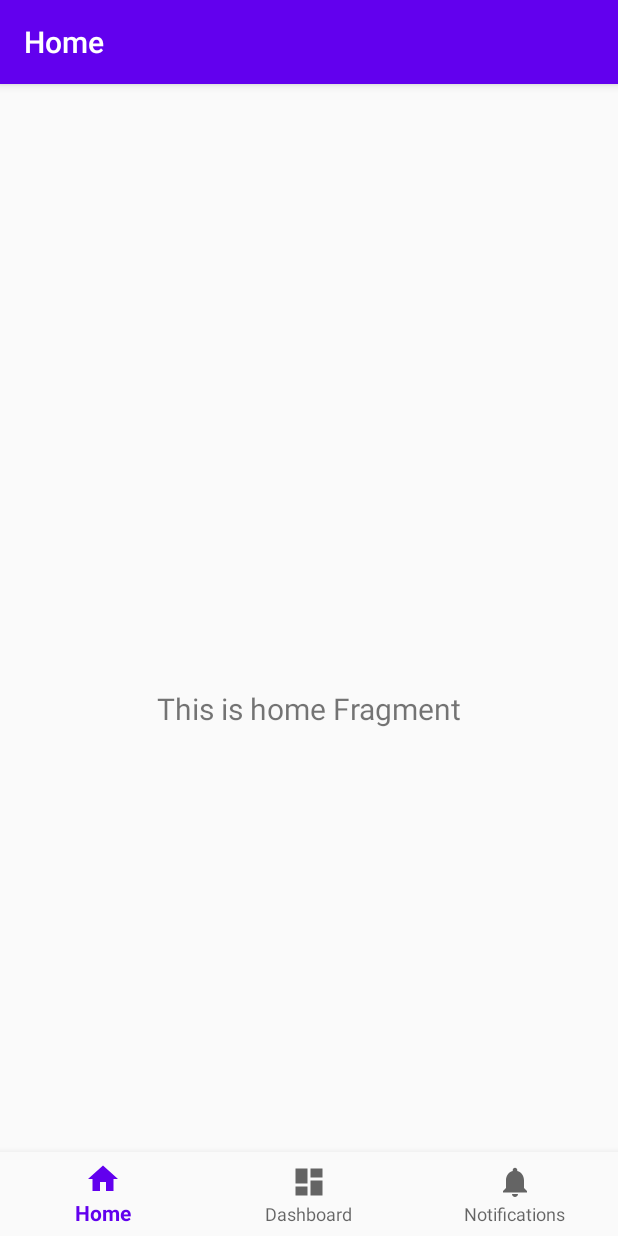
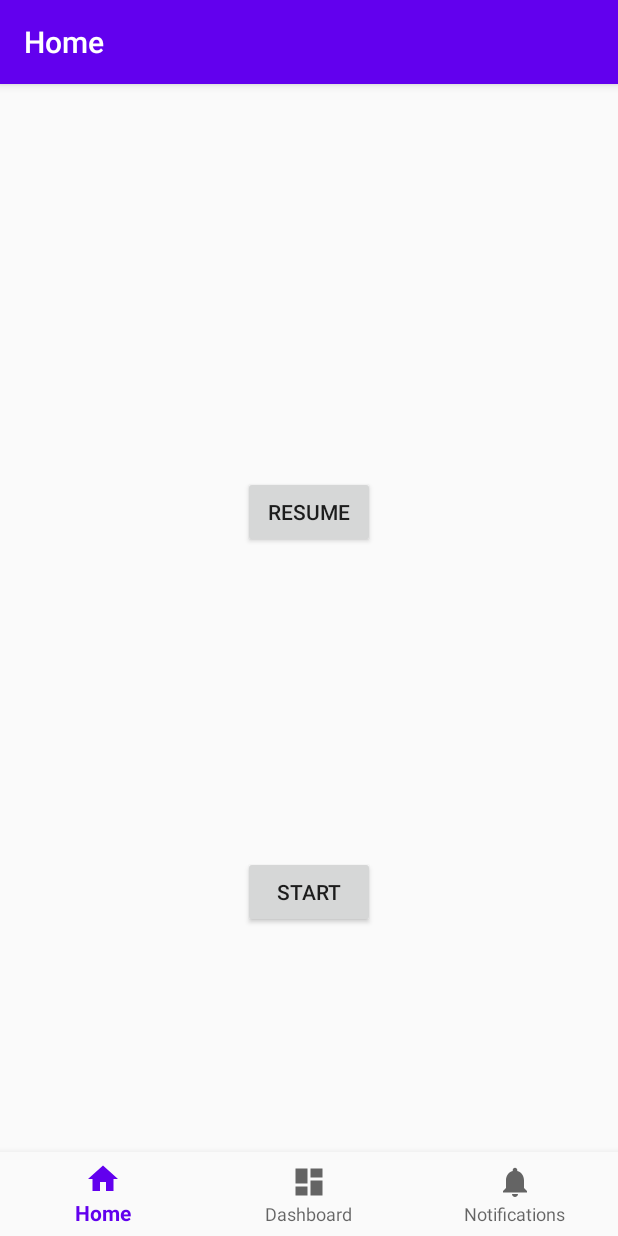
Before and after one commit to Alexandr-star/sudoku-awesome-puzzle-greate-n-the-best-wow-game-in-the-world-sometimes, an Android app: the screen it shows after launch (MainActivity), on a phone screen of 412 x 824 dp. Run offline under Robolectric (Android 15) with nearby library versions, the phone set to English and light mode, and no system bars; our stand-ins replace navigation-ui.

Commit message:
create startButton and resumeButton

```diff
--- a/app/src/main/java/com/app/game/sudoku/ui/home/HomeFragment.kt
+++ b/app/src/main/java/com/app/game/sudoku/ui/home/HomeFragment.kt
@@ -22,9 +22,7 @@ class HomeFragment : Fragment() {
         homeViewModel =
                 ViewModelProviders.of(this).get(HomeViewModel::class.java)
         val root = inflater.inflate(R.layout.fragment_home, container, false)
-        val textView: TextView = root.findViewById(R.id.text_home)
         homeViewModel.text.observe(viewLifecycleOwner, Observer {
-            textView.text = it
         })
         return root
     }
--- a/app/src/main/res/layout/activity_main.xml
+++ b/app/src/main/res/layout/activity_main.xml
@@ -1,6 +1,7 @@
 <?xml version="1.0" encoding="utf-8"?>
 <androidx.constraintlayout.widget.ConstraintLayout xmlns:android="http://schemas.android.com/apk/res/android"
     xmlns:app="http://schemas.android.com/apk/res-auto"
+    xmlns:tools="http://schemas.android.com/tools"
     android:id="@+id/container"
     android:layout_width="match_parent"
     android:layout_height="match_parent"
@@ -24,10 +25,12 @@
         android:layout_width="match_parent"
         android:layout_height="match_parent"
         app:defaultNavHost="true"
-        app:layout_constraintBottom_toTopOf="@id/nav_view"
+        app:layout_constraintBottom_toTopOf="@+id/nav_view"
+        app:layout_constraintHorizontal_bias="0.0"
         app:layout_constraintLeft_toLeftOf="parent"
         app:layout_constraintRight_toRightOf="parent"
         app:layout_constraintTop_toTopOf="parent"
+        app:layout_constraintVertical_bias="0.0"
         app:navGraph="@navigation/mobile_navigation" />
 
 </androidx.constraintlayout.widget.ConstraintLayout>
--- a/app/src/main/res/layout/fragment_home.xml
+++ b/app/src/main/res/layout/fragment_home.xml
@@ -6,17 +6,34 @@
     android:layout_height="match_parent"
     tools:context=".ui.home.HomeFragment">
 
-    <TextView
-        android:id="@+id/text_home"
-        android:layout_width="match_parent"
+    <Button
+        android:id="@+id/startButton"
+        android:layout_width="wrap_content"
         android:layout_height="wrap_content"
-        android:layout_marginStart="8dp"
-        android:layout_marginTop="8dp"
-        android:layout_marginEnd="8dp"
-        android:textAlignment="center"
-        android:textSize="20sp"
+        android:text="@string/startButton"
         app:layout_constraintBottom_toBottomOf="parent"
+        app:layout_constraintEnd_toEndOf="@+id/resumeButton"
+        app:layout_constraintHorizontal_bias="0.5"
+        app:layout_constraintStart_toStartOf="@+id/resumeButton"
+        app:layout_constraintTop_toBottomOf="@+id/resumeButton" />
+
+    <Button
+        android:id="@+id/resumeButton"
+        android:layout_width="wrap_content"
+        android:layout_height="wrap_content"
+        android:text="@string/resumeButton"
+        android:visibility="visible"
+        app:layout_constraintBottom_toTopOf="@+id/startButton"
         app:layout_constraintEnd_toEndOf="parent"
+        app:layout_constraintHorizontal_bias="0.501"
         app:layout_constraintStart_toStartOf="parent"
         app:layout_constraintTop_toTopOf="parent" />
+
+    <androidx.constraintlayout.widget.Guideline
+        android:id="@+id/guideline"
+        android:layout_width="wrap_content"
+        android:layout_height="wrap_content"
+        android:orientation="vertical"
+        app:layout_constraintGuide_begin="37dp" />
+
 </androidx.constraintlayout.widget.ConstraintLayout>
--- a/app/src/main/res/values/dimens.xml
+++ b/app/src/main/res/values/dimens.xml
@@ -2,4 +2,5 @@
     <!-- Default screen margins, per the Android Design guidelines. -->
     <dimen name="activity_horizontal_margin">16dp</dimen>
     <dimen name="activity_vertical_margin">16dp</dimen>
+    <dimen name="menu_button">20dp</dimen>
 </resources>
--- a/app/src/main/res/values/strings.xml
+++ b/app/src/main/res/values/strings.xml
@@ -3,4 +3,6 @@
     <string name="title_home">Home</string>
     <string name="title_dashboard">Dashboard</string>
     <string name="title_notifications">Notifications</string>
+    <string name="startButton">Start</string>
+    <string name="resumeButton">Resume</string>
 </resources>
```
